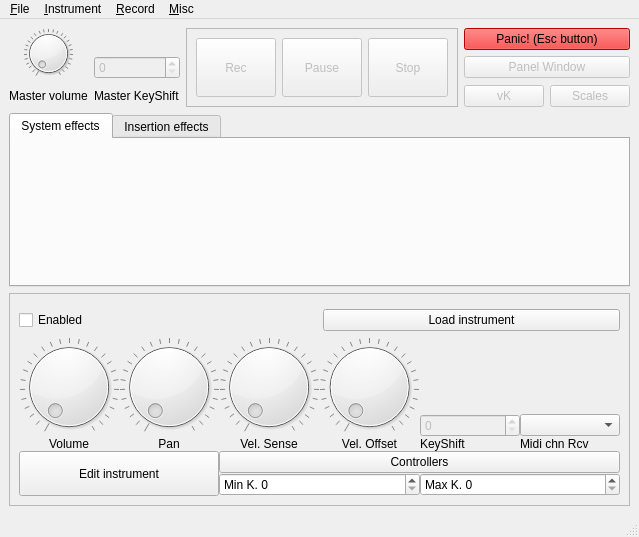
Old version of the form src/NewUI/MasterUI.ui in the repository saidinesh5/ZynAddSubFX.
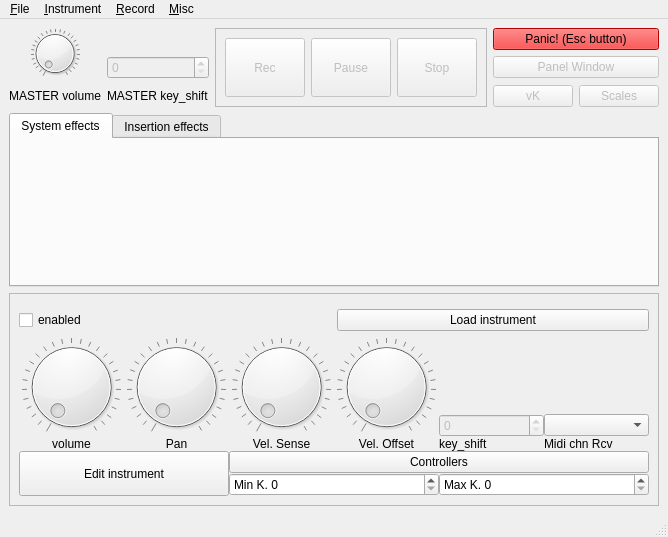
New version of the form. Custom widgets are drawn as their Qt base class.

Diff of the .ui file:
```diff
--- a/src/NewUI/MasterUI.ui
+++ b/src/NewUI/MasterUI.ui
@@ -40,7 +40,7 @@
       <item row="2" column="0">
        <widget class="QLabel" name="label">
         <property name="text">
-         <string>Master volume</string>
+         <string>MASTER volume</string>
         </property>
         <property name="alignment">
          <set>Qt::AlignCenter</set>
@@ -72,7 +72,7 @@
       <item row="2" column="1">
        <widget class="QLabel" name="label_2">
         <property name="text">
-         <string>Master KeyShift</string>
+         <string>MASTER key_shift</string>
         </property>
        </widget>
       </item>
@@ -629,7 +629,7 @@
          <item>
           <widget class="CheckBox" name="enabledCheck">
            <property name="text">
-            <string>Enabled</string>
+            <string>enabled</string>
            </property>
            <property name="controlId" stdset="0">
             <string>Enabled</string>
@@ -747,7 +747,7 @@
             <item row="2" column="0">
              <widget class="QLabel" name="label_3">
               <property name="text">
-               <string>Volume</string>
+               <string>volume</string>
               </property>
               <property name="alignment">
                <set>Qt::AlignCenter</set>
@@ -787,7 +787,7 @@
             <item row="2" column="4">
              <widget class="QLabel" name="label_7">
               <property name="text">
-               <string>KeyShift</string>
+               <string>key_shift</string>
               </property>
              </widget>
             </item>
```
Left out of the diff: 26 changed lines with no effect on the pictures.
